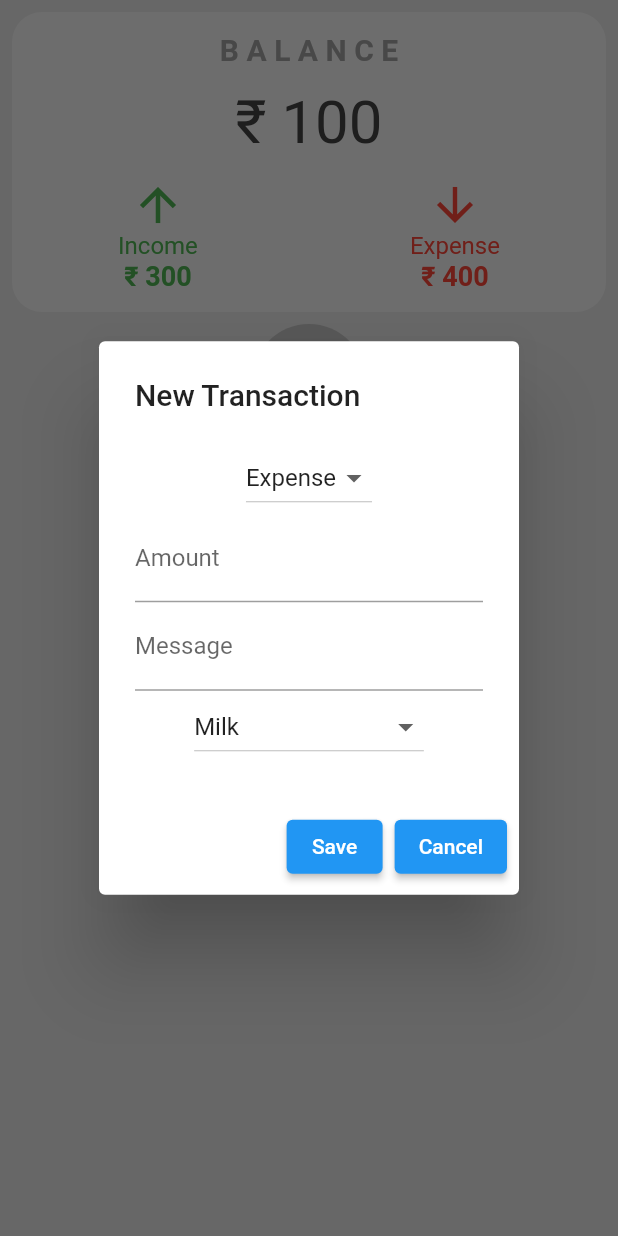
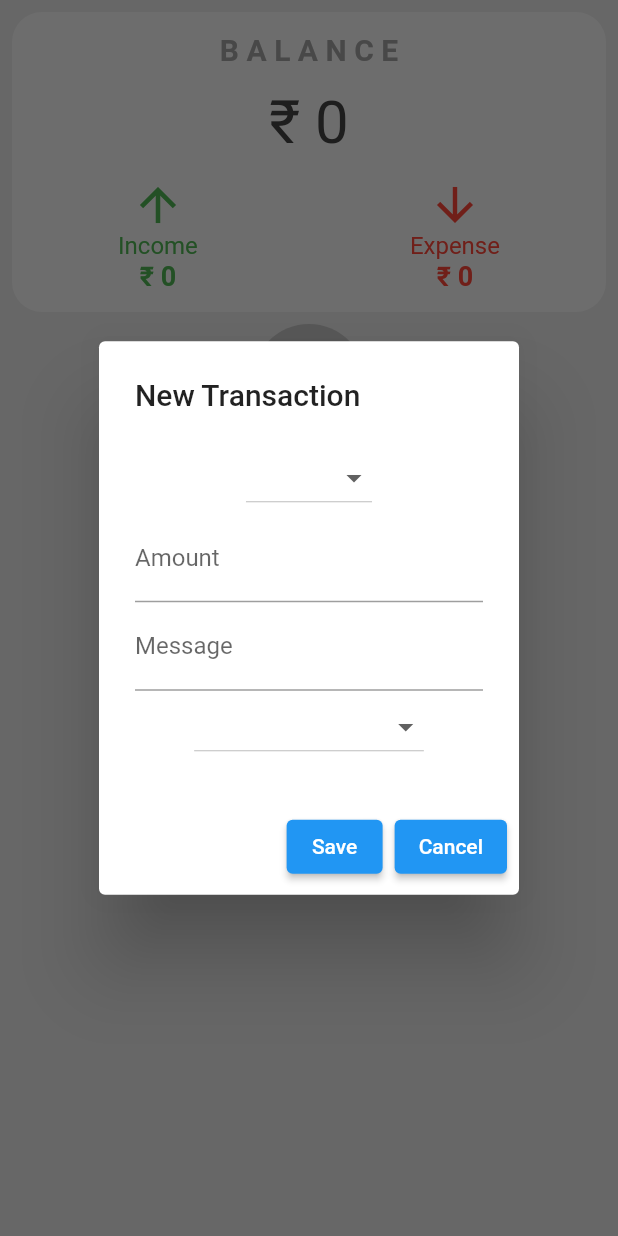
Before and after one commit to Kush-munot/Expense-Tracker-Flutter, a Flutter app: the screen it shows after launch, after a tap on an icon or button, on a phone screen of 412 x 824 dp. Run offline on Flutter 3.47's test engine with Material 2 defaults, Android fonts, the phone set to English and light mode, and no system bars; network calls fail.

Commit message:
Final project ready

```diff
--- a/expense_tracker/lib/demo_home_page.dart
+++ b/expense_tracker/lib/demo_home_page.dart
@@ -4,95 +4,6 @@ import 'package:expense_tracker/plus_button.dart';
 import 'package:expense_tracker/top_card.dart';
 import 'package:expense_tracker/transaction.dart';
 import 'package:flutter/material.dart';
-
-/* class HomePage extends StatefulWidget {
-  const HomePage({Key? key}) : super(key: key);
-
-  @override
-  createState() => _HomePageState();
-}
-
-class _HomePageState extends State<HomePage> {
-  List<Transaction> transactions = []; // List to store fetched transactions
-
-  void _newTransaction() {
-    showDialog(
-        context: context,
-        builder: (context) {
-          return const AlertDialog(
-            title: Text("New Transaction"),
-            content: Text("Hello World"),
-          );
-        });
-  }
-
-  @override
-  void initState() {
-    super.initState();
-    fetchData();
-  }
-
-  Future<void> fetchData() async {
-    const apiUrl =
-        'https://script.google.com/macros/s/AKfycbzAmPGWoG6N9cE2fxOFyWPoRu5rGu3gcJsmVajmbhgNet-xAeqC5_CeNZSx3EpdMwSN/exec';
-
-    try {
-      final response = await http.get(Uri.parse(apiUrl));
-      if (response.statusCode == 200) {
-        final List<dynamic> data = json.decode(response.body);
-        final List<Transaction> fetchedTransactions = data.map((item) {
-          return Transaction(
-            transactionName: item['Message'],
-            money: item['Amount'].toString(),
-            expenseOrIncome: item['Expense/Income'],
-            category: item['Category'],
-            message: item['Message'],
-          );
-        }).toList();
-
-        setState(() {
-          transactions = fetchedTransactions;
-        });
-      } else {
-        print('Failed to fetch data. Status Code: ${response.statusCode}');
-      }
-    } catch (e) {
-      print('Error: $e');
-    }
-  }
-
-  @override
-  Widget build(BuildContext context) {
-    return Scaffold(
-      backgroundColor: Colors.grey[300],
-      body: ListView(
-        shrinkWrap: true,
-        children: <Widget>[
-          TopCard(balance: "₹ 100", income: "₹ 300", expense: "₹ 400"),
-          Expanded(
-            child: Center(
-              child: Column(
-                children: transactions.map((transaction) {
-                  return Transaction(
-                    transactionName: transaction.transactionName,
-                    money: transaction.money,
-                    expenseOrIncome: transaction.expenseOrIncome,
-                    category: transaction.category,
-                    message: transaction.message,
-                  );
-                }).toList(),
-              ),
-            ),
-          ),
-          PlusButton(
-            function: _newTransaction,
-          ),
-        ],
-      ),
-    );
-  }
-}
- */
 
 class HomePage extends StatefulWidget {
   const HomePage({Key? key}) : super(key: key);
@@ -104,12 +15,16 @@ class HomePage extends StatefulWidget {
 class _HomePageState extends State<HomePage> {
   List<Transaction> transactions = []; // List to store fetched transactions
 
+  String balance = "₹ 0";
+  String income = "₹ 0";
+  String expense = "₹ 0";
+
   void _newTransaction() {
-    String expenseOrIncome = 'Expense';
+    String expenseOrIncome = 'Select';
     String title = '';
     String amount = '';
     String message = '';
-    String category = 'Milk';
+    String category = 'Category';
 
     showDialog(
       context: context,
@@ -134,12 +49,6 @@ class _HomePageState extends State<HomePage> {
                     });
                   },
                 ),
-                /* TextFormField(
-                  decoration: const InputDecoration(labelText: 'Title'),
-                  onChanged: (value) {
-                    title = value;
-                  },
-                ), */
                 TextFormField(
                   decoration: const InputDecoration(labelText: 'Amount'),
                   onChanged: (value) {
@@ -234,8 +143,24 @@ class _HomePageState extends State<HomePage> {
           );
         }).toList();
 
+        // Calculate balance, income, and expense
+        double totalIncome = 0;
+        double totalExpense = 0;
+
+        for (var transaction in fetchedTransactions) {
+          if (transaction.expenseOrIncome == 'Income') {
+            totalIncome += double.parse(transaction.money);
+          } else if (transaction.expenseOrIncome == 'Expense') {
+            totalExpense += double.parse(transaction.money);
+          }
+        }
+
+        // Update state variables
         setState(() {
           transactions = fetchedTransactions;
+          income = '₹ $totalIncome';
+          expense = '₹ $totalExpense';
+          balance = '₹ ${totalIncome - totalExpense}';
         });
       } else {
         print('Failed to fetch data. Status Code: ${response.statusCode}');
@@ -280,7 +205,7 @@ class _HomePageState extends State<HomePage> {
       body: ListView(
         shrinkWrap: true,
         children: <Widget>[
-          TopCard(balance: "₹ 100", income: "₹ 300", expense: "₹ 400"),
+          TopCard(balance: balance, income: income, expense: expense),
           Center(
             child: Column(
               children: transactions.map((transaction) {
--- a/expense_tracker/lib/google_sheets_api.dart
+++ /dev/null
@@ -1,6 +0,0 @@
-class GoogleSheets{
-  static int numberOfTransactions = 0;
-  static List<List<dynamic>> currentTransactions = [];
-  static bool loading = true;
-
-}
--- a/expense_tracker/lib/homepage.dart
+++ /dev/null
@@ -1,102 +0,0 @@
-import 'package:expense_tracker/plus_button.dart';
-import 'package:expense_tracker/top_card.dart';
-import 'package:expense_tracker/transaction.dart';
-import 'package:flutter/material.dart';
-
-class HomePage extends StatefulWidget {
-  const HomePage({Key? key}) : super(key: key);
-
-  @override
-  createState() => _HomePageState();
-}
-
-/* class _HomePageState extends State<HomePage> {
-  @override
-  Widget build(BuildContext context) {
-    return Scaffold(
-      backgroundColor: Colors.grey[300],
-      body: Column(
-        children: [
-          TopCard(
-            balance: "₹ 100",
-            income: "₹ 300",
-            expense: "₹ 400",
-          ),
-          Expanded(
-            child: Container(
-              color: Colors.blue[300],
-              child: Center(child: Text("Transactions")),
-            ),
-          ),
-          Container(
-            height: 500,
-            child: Center(
-              child: Text('Button'),
-            ),
-          ),
-        ],
-      ),
-    );
-  }
-}
- */
-
-class _HomePageState extends State<HomePage> {
-  @override
-  Widget build(BuildContext context) {
-    return Scaffold(
-      backgroundColor: Colors.grey[300],
-      body: ListView(
-        // Use ListView with shrinkWrap
-        shrinkWrap: true,
-        children: const [
-          TopCard(balance: "₹ 100", income: "₹ 300", expense: "₹ 400"),
-          Expanded(
-            child: Center(
-              child: Column(
-                children: [
-                  Transaction(
-                    transactionName: "UPI Payment",
-                    money: "100",
-                    expenseOrIncome: "income",
-                    category: "UPI",
-                    message: "Elit velit tempor dolor deserunt et.",
-                  ),
-                  Transaction(
-                    transactionName: "UPI Payment",
-                    money: "100",
-                    expenseOrIncome: "expense",
-                    category: "Fruits and Vegetables",
-                    message: "Elit velit tempor dolor deserunt et.",
-                  ),
-                  Transaction(
-                    transactionName: "UPI Payment",
-                    money: "100",
-                    expenseOrIncome: "income",
-                    category: "UPI",
-                    message: "Elit velit tempor dolor deserunt et.",
-                  ),
-                  Transaction(
-                    transactionName: "UPI Payment",
-                    money: "100",
-                    expenseOrIncome: "expense",
-                    category: "UPI",
-                    message: "Elit velit tempor dolor deserunt et.",
-                  ),
-                  Transaction(
-                    transactionName: "UPI Payment",
-                    money: "100",
-                    expenseOrIncome: "expense",
-                    category: "UPI",
-                    message: "Elit velit tempor dolor deserunt et.",
-                  ),
-                ],
-              ),
-            ),
-          ),
-          PlusButton(),
-        ],
-      ),
-    );
-  }
-}
```
